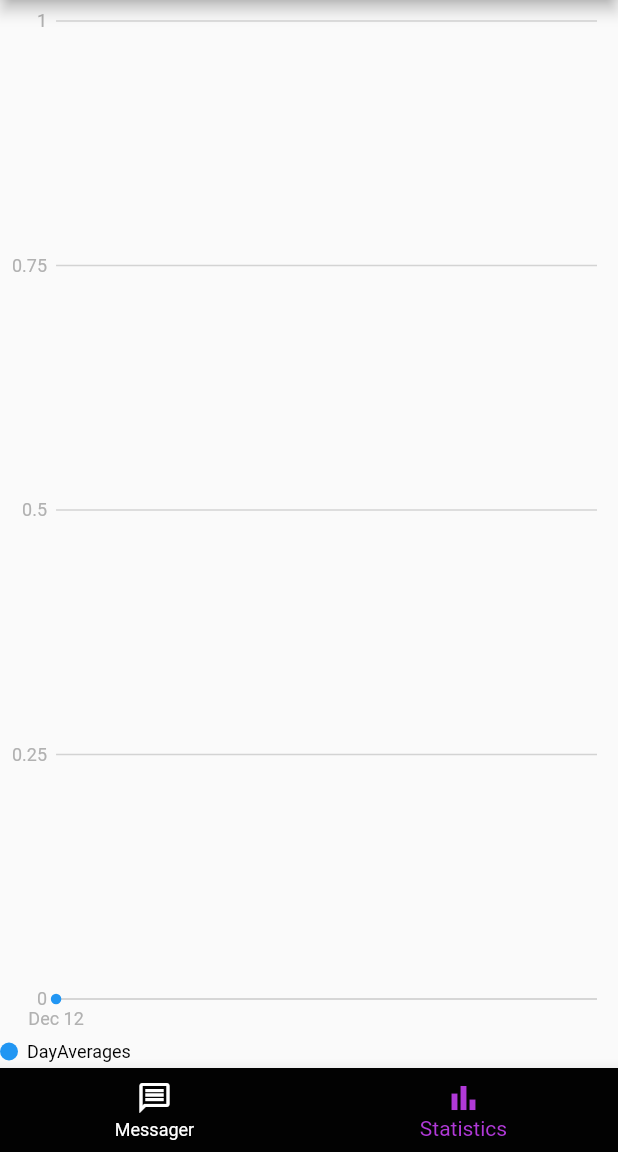
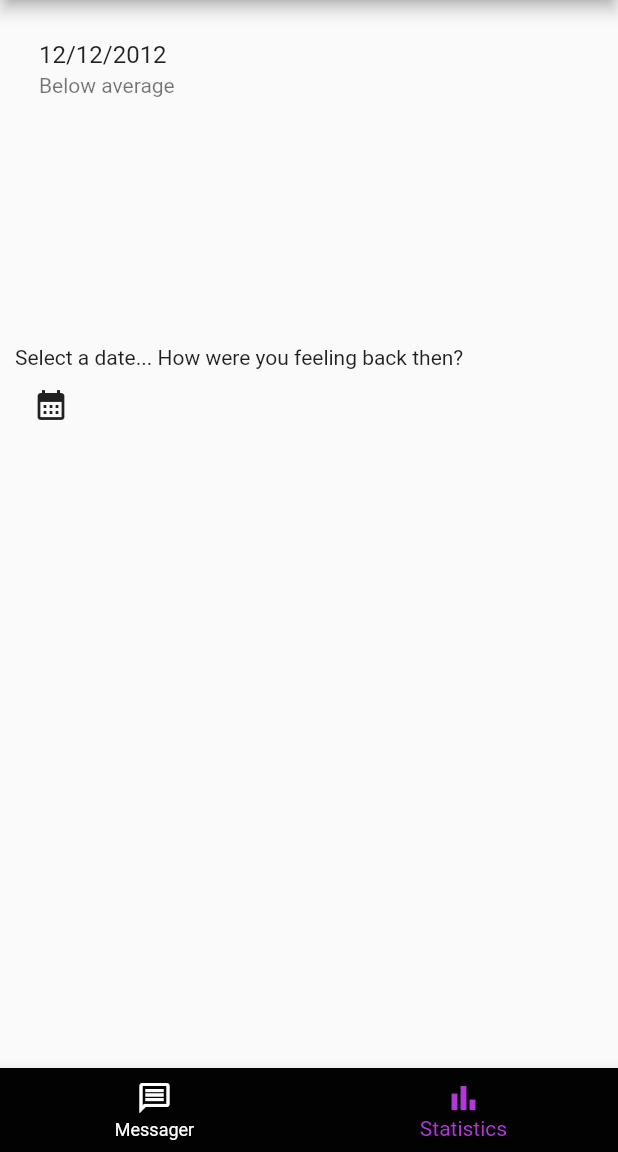
Before and after one commit to spyros724/Depretect, a Flutter app: the screen it shows after launch, item 2 of the bottom bar chosen, on a phone screen of 412 x 824 dp, the part 84-1236 px from its top. Run offline on Flutter 3.47's test engine with Material 2 defaults, Android fonts, the phone set to English and light mode, and no system bars; our stand-ins replace charts_flutter; missing offline and left inert: flutter_echarts, flutter_sparkline.

Commit message:
Dummy app ready- no ml

```diff
--- a/depretect/lib/main.dart
+++ b/depretect/lib/main.dart
@@ -66,7 +66,7 @@ class _MessagerWidgetState extends State<MessagerWidget> {
     _scrollToBottom();
     if (message.isNotEmpty) {
       setState(() {
-        _messages.add(Message(message, "A", DateTime.now(), getRandomFloat()));
+        _messages.add(Message(message, "A", DateTime.now(), 0.8));
         _messages.add(_questions[
             (((_messages.length / 2) - 1).toInt()) % _questions.length]);
         _scrollToBottom();
--- a/depretect/lib/statistics.dart
+++ b/depretect/lib/statistics.dart
@@ -4,6 +4,7 @@ import 'main.dart';
 import 'package:url_launcher/url_launcher.dart';
 import 'package:flutter_sparkline/flutter_sparkline.dart';
 import 'package:charts_flutter/flutter.dart' as charts;
+import 'package:flutter_echarts/flutter_echarts.dart';
 
 class StatisticsWidget extends StatefulWidget {
   final List<Message> messages;
@@ -15,6 +16,8 @@ class StatisticsWidget extends StatefulWidget {
 
 class _StatisticsWidgetState extends State<StatisticsWidget> {
   int _selectedIndex = 1;
+  DateTime _date = DateTime.now();
+  bool _visibledate = false;
 
   List<double> chart_data = [0.2, 0.5, 0.8, 0.3, 0.6, 0.9, 0.1, 0.4, 0.7];
 
@@ -35,6 +38,7 @@ class _StatisticsWidgetState extends State<StatisticsWidget> {
     }
   }
 
+/*
   List<charts.Series<DayAverage, DateTime>> createChartData(
       List<DayAverage> dayAverages) {
     return [
@@ -49,7 +53,7 @@ class _StatisticsWidgetState extends State<StatisticsWidget> {
       ),
     ];
   }
-
+*/
   List<DayAverage> calculateDayAverages(List<Message> messages) {
     final Map<DateTime, List<Message>> messagesByDay = {};
     for (final message in messages) {
@@ -70,6 +74,81 @@ class _StatisticsWidgetState extends State<StatisticsWidget> {
     }).toList();
   }
 
+  void _showdate() async {
+    /// Εμφάνιση του time picker [showTimePicker] και αποθήκευση του αποτελέσμα-
+    /// τος στην μεταβλητή [result] (τύπου [TimeOfDay]). Καθώς ο χρήστης μπορεί
+    /// να πατήσει cancel, η μεταβλητή αυτή μπορεί να γίνει και null
+    final DateTime? result = await showDatePicker(
+      context: context,
+      initialDate: DateTime.now(),
+      firstDate: DateTime(2023, 1),
+      lastDate: DateTime(2101),
+      builder: (context, child) {
+        return Theme(
+          data: Theme.of(context).copyWith(
+            colorScheme: ColorScheme.light(
+              primary: Color.fromARGB(255, 230, 201, 235), // <-- SEE HERE
+              onPrimary: Colors.pink, // <-- SEE HERE
+              onSurface: Colors.grey, // <-- SEE HERE
+            ),
+            textButtonTheme: TextButtonThemeData(
+              style: TextButton.styleFrom(
+                primary:
+                    Color.fromARGB(255, 219, 161, 229), // button text color
+              ),
+            ),
+          ),
+          child: child!,
+        );
+      },
+    );
+
+    /// Στην περίπτωση που ο χρήστης έχει επιλέξει ώρα alarm, ενημέρωσε την
+    /// κατάσταση του [Widget], θέτοντας την ώρα στη μεταβλητή [_alarmTime]
+    /// και θέτοντας το boolean flag [_visibleAlarmTime] σε true
+    if (result != null) {
+      setState(() {
+        _date = result;
+        _date = DateTime(_date.year, _date.month, _date.day);
+        _visibledate = true;
+      });
+    }
+  }
+
+  /*
+
+  List<double> _calculateDailyAverages(List<Message> messages) {
+    // calculate daily averages
+    Map<DateTime, List<double>> dailyValues = {};
+    for (Message message in messages) {
+      DateTime date = message.date;
+      double value = message.value;
+      dailyValues.update(date, (values) => [...values, value],
+          ifAbsent: () => [value]);
+    }
+    List<double> dailyAverages = [];
+    for (DateTime date in dailyValues.keys) {
+      List<double> values = dailyValues[date]!;
+      double average = values.reduce((a, b) => a + b) / values.length;
+      dailyAverages.add(average);
+    }
+    return dailyAverages;
+  }
+
+  List<dynamic> _formatChartData(List<double> dailyAverages) {
+    // format data for chart
+    List<String> xValues = [];
+    List<double> yValues = [];
+    for (int i = 0; i < dailyAverages.length; i++) {
+      DateTime date = widget.messages[i].date;
+      String dateString = '${date.year}-${date.month}-${date.day}';
+      xValues.add(dateString);
+      yValues.add(dailyAverages[i]);
+    }
+    return [xValues, yValues];
+  }
+  */
+
   static const List<Widget> _widgetOptions = <Widget>[
     Text(
       'Messager',
@@ -79,10 +158,23 @@ class _StatisticsWidgetState extends State<StatisticsWidget> {
     ),
   ];
 
+  final ScrollController _scrollController = ScrollController();
+  final ScrollController _scrollController1 = ScrollController();
+
   @override
   Widget build(BuildContext context) {
+    List<Message> messagesWithDateOnly = widget.messages.map((message) {
+      DateTime dateOnly =
+          DateTime(message.date.year, message.date.month, message.date.day);
+      return Message(message.text, message.type, dateOnly, message.value);
+    }).toList();
+
     final dayAverages = calculateDayAverages(widget.messages);
-    final chartData = createChartData(dayAverages);
+    messagesWithDateOnly = messagesWithDateOnly.reversed.toList();
+    List<Message> filteredMessages =
+        messagesWithDateOnly.where((message) => message.date == _date).toList();
+    List<DayAverage> reversedAverages = dayAverages.reversed.toList();
+
     return Scaffold(
       appBar: AppBar(
         centerTitle: true,
@@ -95,71 +187,90 @@ class _StatisticsWidgetState extends State<StatisticsWidget> {
             icon: Icon(Icons.local_hospital)),
         title: Text('Depretect'),
       ),
-      body: charts.TimeSeriesChart(
-        chartData,
-        animate: true,
-        behaviors: [
-          charts.SeriesLegend(
-            position: charts.BehaviorPosition.bottom,
-            horizontalFirst: false,
-            cellPadding: EdgeInsets.only(right: 4.0, bottom: 4.0),
-            showMeasures: true,
-            legendDefaultMeasure: charts.LegendDefaultMeasure.average,
-            //measureFormatter: (num ?value) => value.toStringAsFixed(2),
-            entryTextStyle: charts.TextStyleSpec(
-              color: charts.MaterialPalette.black,
-              fontSize: 12,
-              fontFamily: 'Roboto',
-              fontWeight: 'light',
-            ),
-          ),
-        ],
-        primaryMeasureAxis: charts.NumericAxisSpec(
-          tickProviderSpec:
-              charts.BasicNumericTickProviderSpec(desiredTickCount: 5),
-          renderSpec: charts.GridlineRendererSpec(
-            labelStyle: charts.TextStyleSpec(
-              color: charts.MaterialPalette.gray.shade400,
-              fontSize: 12,
-              fontFamily: 'Roboto',
-              fontWeight: 'light',
-            ),
-            lineStyle: charts.LineStyleSpec(
-              color: charts.MaterialPalette.gray.shade200,
-            ),
-          ),
-        ),
-        domainAxis: charts.DateTimeAxisSpec(
-          tickProviderSpec: charts.DayTickProviderSpec(increments: [1]),
-          renderSpec: charts.SmallTickRendererSpec<DateTime>(
-            labelStyle: charts.TextStyleSpec(
-              color: charts.MaterialPalette.gray.shade400,
-              fontSize: 12,
-              fontFamily: 'Roboto',
-              fontWeight: 'light',
-            ),
-            lineStyle: charts.LineStyleSpec(
-              color: charts.MaterialPalette.gray.shade200,
-            ),
-          ),
-        ),
-        defaultRenderer: charts.LineRendererConfig(
-          includePoints: true,
-          includeArea: true,
-          stacked: true,
-        ),
-        dateTimeFactory: const charts.LocalDateTimeFactory(),
-        selectionModels: [
-          charts.SelectionModelConfig(
-            changedListener: (charts.SelectionModel model) {
-              if (model.hasDatumSelection) {
-                print(model.selectedSeries[0]
-                    .measureFn(model.selectedDatum[0].index));
-              }
-            },
-          ),
-        ],
-      ),
+      body: Column(children: [
+        Padding(
+            padding: EdgeInsets.all(10),
+            child: SizedBox(
+              height: 200,
+              child: ListView.builder(
+                itemCount: reversedAverages.length,
+                itemBuilder: (BuildContext context, int index) {
+                  String subtitleText = '';
+
+                  if (reversedAverages[index].average > 0.5) {
+                    subtitleText = 'Above average';
+                  } else {
+                    subtitleText = 'Below average';
+                  }
+
+                  return ListTile(
+                    title: Text(
+                        '${reversedAverages[index].date.day}/${reversedAverages[index].date.month}/${reversedAverages[index].date.year}'),
+                    subtitle: Text(subtitleText),
+                  );
+                },
+              ),
+            )),
+        Padding(
+            padding: EdgeInsets.all(10),
+            child: Column(
+              children: [
+                Row(
+                  children: [
+                    Text(
+                      'Select a date... How were you feeling back then?',
+                    ),
+                  ],
+                ),
+                Row(
+                  children: [
+                    IconButton(
+                      onPressed: _showdate,
+                      icon: Icon(Icons.calendar_month),
+                      tooltip: 'Add date',
+                    ),
+                    Visibility(
+                        visible: _visibledate,
+                        child: Text(_date != null
+                            ? '${_date.day}/${_date.month}/${_date.year}'
+                            : '')),
+                  ],
+                ),
+                SizedBox(
+                  height: 200,
+                  child: ListView.builder(
+                    reverse: false,
+                    controller: _scrollController1,
+                    itemCount: filteredMessages.length,
+                    itemBuilder: (context, index) {
+                      final message = filteredMessages[index];
+
+                      return Padding(
+                        padding: const EdgeInsets.symmetric(
+                            horizontal: 8.0, vertical: 4.0),
+                        child: Align(
+                          alignment: message.type == "A"
+                              ? Alignment.centerLeft
+                              : Alignment.centerRight,
+                          child: Container(
+                            decoration: BoxDecoration(
+                              color: message.type == "A"
+                                  ? Colors.blue
+                                  : Colors.grey[200],
+                              borderRadius: BorderRadius.circular(10.0),
+                            ),
+                            padding: EdgeInsets.symmetric(
+                                horizontal: 10.0, vertical: 8.0),
+                            child: Text(message.text),
+                          ),
+                        ),
+                      );
+                    },
+                  ),
+                ),
+              ],
+            )),
+      ]),
       bottomNavigationBar: BottomNavigationBar(
         backgroundColor: Color.fromARGB(255, 2, 2, 2),
         items: const <BottomNavigationBarItem>[
--- a/depretect/pubspec.yaml
+++ b/depretect/pubspec.yaml
@@ -36,6 +36,7 @@ dependencies:
       url: https://github.com/google/charts.git
       path: charts_flutter
   flutter_sparkline: ^0.1.0
+  flutter_echarts: ^2.4.0
 
 
   # The following adds the Cupertino Icons font to your application.
```
Also changed, not shown: depretect/pubspec.lock.
